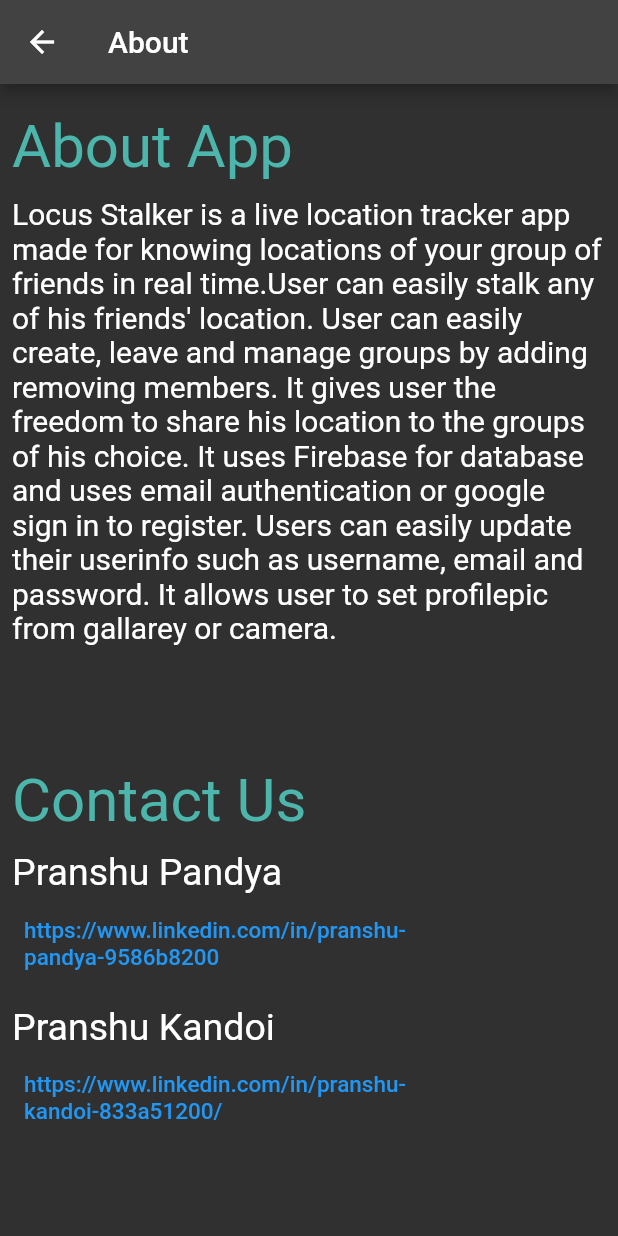
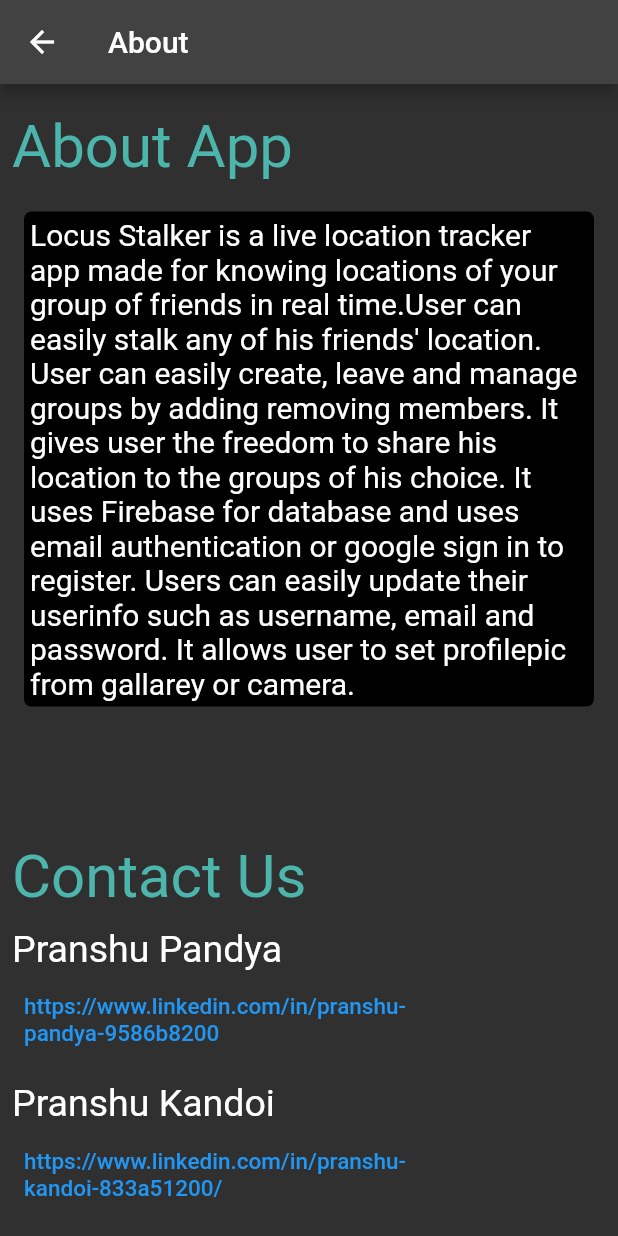
Before and after one commit to PranshuPandya/locus-stolker-app, a Flutter app: the AboutScreen screen opened by its route, on a phone screen of 412 x 824 dp. Run offline on Flutter 3.47's test engine with Material 2 defaults, Android fonts, the phone set to English and light mode, and no system bars; our stand-ins replace animated_text_kit, cloud_firestore, firebase_auth, firebase_core, firebase_storage, geolocator and 3 more; missing offline and left inert: custom_pop_up_menu; accounts and stored records are empty.

Commit message:
Update about_screen.dart

```diff
--- a/lib/screens/about_screen.dart
+++ b/lib/screens/about_screen.dart
@@ -50,9 +50,22 @@ class _AboutScreenState extends State<AboutScreen> {
             SizedBox(
               height: 10,
             ),
-            Text(
-              'Locus Stalker is a live location tracker app made for knowing locations of your group of friends in real time.User can easily stalk any of his friends\' location. User can easily create, leave and manage groups by adding removing members. It gives user the freedom to share his location to the groups of his choice. It uses Firebase for database and uses email authentication or google sign in to register. Users can easily update their userinfo such as username, email and password. It allows user to set profilepic from gallarey or camera.',
-              style: TextStyle(fontSize: 20.0),
+            Padding(
+              padding: EdgeInsets.symmetric(
+                vertical: 10.0,
+                horizontal: 8.0,
+              ),
+              child: Container(
+                padding: EdgeInsets.all(4.0),
+                decoration: BoxDecoration(
+                  color: Colors.black,
+                  borderRadius: BorderRadius.circular(5),
+                ),
+                child: Text(
+                  'Locus Stalker is a live location tracker app made for knowing locations of your group of friends in real time.User can easily stalk any of his friends\' location. User can easily create, leave and manage groups by adding removing members. It gives user the freedom to share his location to the groups of his choice. It uses Firebase for database and uses email authentication or google sign in to register. Users can easily update their userinfo such as username, email and password. It allows user to set profilepic from gallarey or camera.',
+                  style: TextStyle(fontSize: 20.0, color: Colors.white),
+                ),
+              ),
             ),
             SizedBox(height: 80.0),
             Text('Contact Us',
```
